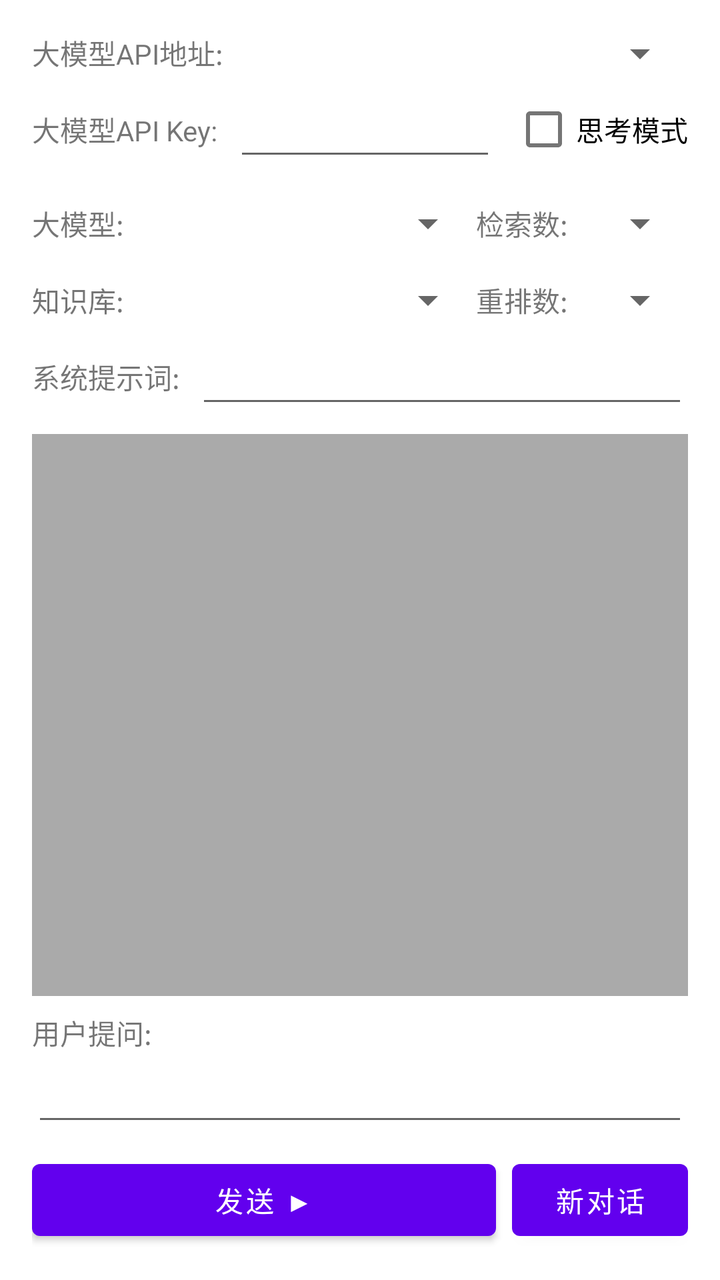
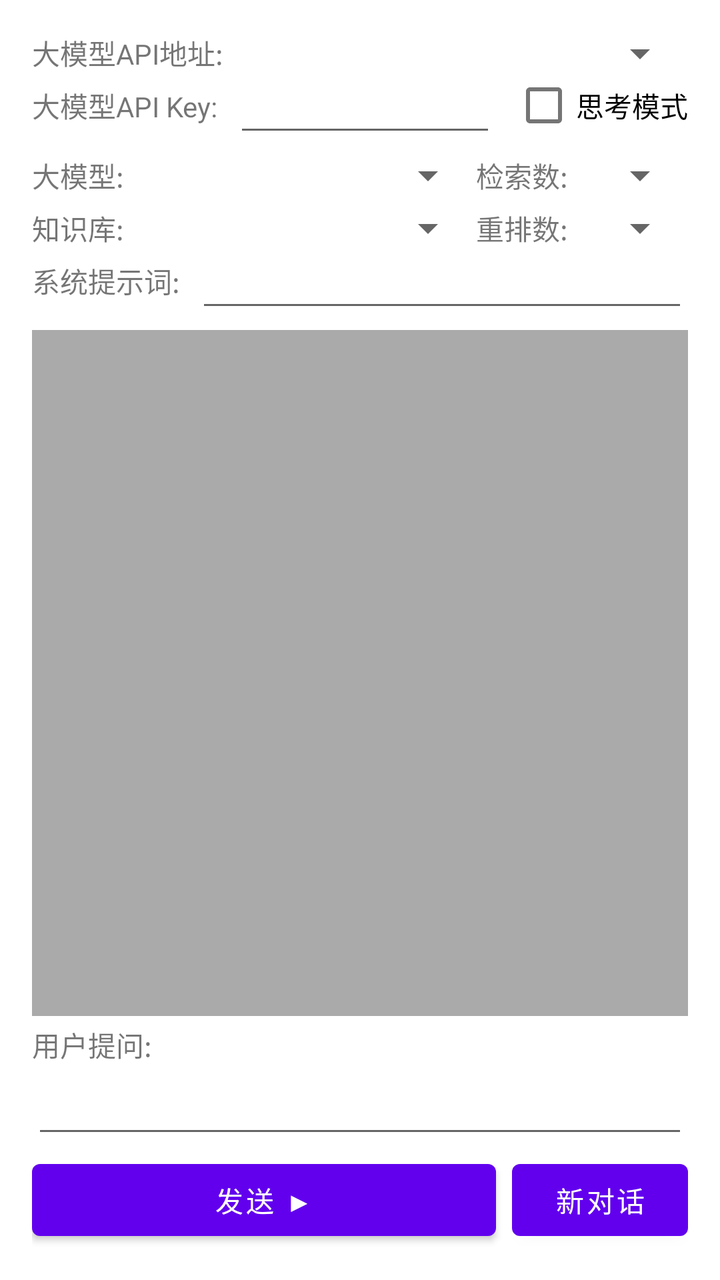

The first picture is an Android layout as it rendered before a commit; the second is the same layout after the commit. The layout source and the unified diff follow.
<!-- AndroidManifest.xml: application theme Theme.StarLocalRAG -->
<!-- res/layout/fragment_rag_qa.xml -->
<?xml version="1.0" encoding="utf-8"?>
<androidx.constraintlayout.widget.ConstraintLayout xmlns:android="http://schemas.android.com/apk/res/android"
    xmlns:app="http://schemas.android.com/apk/res-auto"
    xmlns:tools="http://schemas.android.com/tools"
    android:layout_width="match_parent"
    android:layout_height="match_parent"
    android:padding="16dp">

    <TextView
        android:id="@+id/textViewApiUrlLabel"
        android:layout_width="wrap_content"
        android:layout_height="wrap_content"
        android:text="@string/label_llm_api_url"
        app:layout_constraintTop_toTopOf="parent"
        app:layout_constraintStart_toStartOf="parent" />

    <Spinner
        android:id="@+id/spinnerApiUrl"
        android:layout_width="0dp"
        android:layout_height="wrap_content"
        android:layout_marginStart="8dp"
        app:layout_constraintTop_toTopOf="@+id/textViewApiUrlLabel"
        app:layout_constraintBottom_toBottomOf="@+id/textViewApiUrlLabel"
        app:layout_constraintStart_toEndOf="@+id/textViewApiUrlLabel"
        app:layout_constraintEnd_toEndOf="parent" />

    <TextView
        android:id="@+id/textViewApiKeyLabel"
        android:layout_width="wrap_content"
        android:layout_height="wrap_content"
        android:layout_marginTop="16dp"
        android:text="@string/label_llm_api_key"
        app:layout_constraintTop_toBottomOf="@+id/spinnerApiUrl" 
        app:layout_constraintStart_toStartOf="parent" />

    <EditText
        android:id="@+id/editTextApiKey"
        android:layout_width="0dp"
        android:layout_height="wrap_content"
        android:layout_marginStart="8dp"
        android:layout_marginEnd="8dp"
        android:inputType="textPassword"
        app:layout_constraintTop_toTopOf="@+id/textViewApiKeyLabel"
        app:layout_constraintBottom_toBottomOf="@+id/textViewApiKeyLabel"
        app:layout_constraintStart_toEndOf="@+id/textViewApiKeyLabel"
        app:layout_constraintEnd_toStartOf="@+id/checkBoxThinkingModeKey" />
        
    <CheckBox
        android:id="@+id/checkBoxThinkingModeKey"
        android:layout_width="wrap_content"
        android:layout_height="wrap_content"
        android:text="@string/text_thinking_mode"
        android:layout_marginStart="8dp"
        app:layout_constraintTop_toTopOf="@+id/textViewApiKeyLabel"
        app:layout_constraintBottom_toBottomOf="@+id/textViewApiKeyLabel"
        app:layout_constraintEnd_toEndOf="parent" />

    <TextView
        android:id="@+id/textViewApiModelLabel"
        android:layout_width="50dp"
        android:layout_height="wrap_content"
        android:layout_marginTop="16dp"
        android:text="@string/label_llm_model"
        app:layout_constraintTop_toBottomOf="@+id/editTextApiKey"
        app:layout_constraintStart_toStartOf="parent" />

    <Spinner
        android:id="@+id/spinnerApiModel"
        android:layout_width="0dp"
        android:layout_height="wrap_content"
        android:layout_marginStart="0dp"
        android:layout_marginEnd="0dp"
        app:layout_constraintTop_toTopOf="@+id/textViewApiModelLabel"
        app:layout_constraintBottom_toBottomOf="@+id/textViewApiModelLabel"
        app:layout_constraintStart_toEndOf="@+id/textViewApiModelLabel"
        app:layout_constraintEnd_toStartOf="@+id/textViewSearchDepthLabel" />

    <TextView
        android:id="@+id/textViewKnowledgeBaseLabel"
        android:layout_width="50dp"
        android:layout_height="wrap_content"
        android:layout_marginTop="16dp"
        android:text="@string/label_knowledge_base"
        app:layout_constraintTop_toBottomOf="@+id/spinnerApiModel"
        app:layout_constraintStart_toStartOf="parent" />

    <TextView
        android:id="@+id/textViewSearchDepthLabel"
        android:layout_width="wrap_content"
        android:layout_height="wrap_content"
        android:text="@string/label_search_depth"
        android:layout_marginStart="0dp"
        app:layout_constraintTop_toTopOf="@+id/spinnerApiModel"
        app:layout_constraintBottom_toBottomOf="@+id/spinnerApiModel"
        app:layout_constraintStart_toEndOf="@+id/spinnerApiModel" />

    <Spinner
        android:id="@+id/spinnerSearchDepth"
        android:layout_width="60dp"
        android:layout_height="wrap_content"
        android:layout_marginStart="0dp"
        android:paddingEnd="10dp"  
        app:layout_constraintTop_toTopOf="@+id/textViewSearchDepthLabel"
        app:layout_constraintBottom_toBottomOf="@+id/textViewSearchDepthLabel"
        app:layout_constraintStart_toEndOf="@+id/textViewSearchDepthLabel"
        app:layout_constraintEnd_toEndOf="parent" />

    <Spinner
        android:id="@+id/spinnerKnowledgeBase"
        android:layout_width="0dp"
        android:layout_height="wrap_content"
        android:layout_marginStart="0dp"
        android:layout_marginEnd="0dp"
        app:layout_constraintTop_toTopOf="@+id/textViewKnowledgeBaseLabel"
        app:layout_constraintBottom_toBottomOf="@+id/textViewKnowledgeBaseLabel"
        app:layout_constraintStart_toEndOf="@+id/textViewKnowledgeBaseLabel"
        app:layout_constraintEnd_toStartOf="@+id/textViewRerankCountLabel" />

    <TextView
        android:id="@+id/textViewRerankCountLabel"
        android:layout_width="wrap_content"
        android:layout_height="wrap_content"
        android:text="@string/label_rerank_count"
        android:layout_marginStart="0dp"
        app:layout_constraintTop_toTopOf="@+id/spinnerKnowledgeBase"
        app:layout_constraintBottom_toBottomOf="@+id/spinnerKnowledgeBase"
        app:layout_constraintStart_toEndOf="@+id/spinnerKnowledgeBase" />

    <Spinner
        android:id="@+id/spinnerRerankCount"
        android:layout_width="60dp"
        android:layout_height="wrap_content"
        android:layout_marginStart="0dp"
        android:paddingEnd="10dp"
        app:layout_constraintTop_toTopOf="@+id/textViewRerankCountLabel"
        app:layout_constraintBottom_toBottomOf="@+id/textViewRerankCountLabel"
        app:layout_constraintStart_toEndOf="@+id/textViewRerankCountLabel"
        app:layout_constraintEnd_toEndOf="parent" />

    <TextView
        android:id="@+id/textViewSystemPromptLabel"
        android:layout_width="wrap_content"
        android:layout_height="wrap_content"
        android:layout_marginTop="16dp"
        android:text="@string/label_system_prompt"
        app:layout_constraintTop_toBottomOf="@+id/spinnerKnowledgeBase"
        app:layout_constraintStart_toStartOf="parent" />

    <EditText
        android:id="@+id/editTextSystemPrompt"
        android:layout_width="0dp"
        android:layout_height="wrap_content"
        android:inputType="text"
        android:singleLine="true"
        android:layout_marginStart="8dp"
        app:layout_constraintTop_toTopOf="@+id/textViewSystemPromptLabel"
        app:layout_constraintBottom_toBottomOf="@+id/textViewSystemPromptLabel"
        app:layout_constraintStart_toEndOf="@+id/textViewSystemPromptLabel"
        app:layout_constraintEnd_toEndOf="parent" />

    <ScrollView
        android:id="@+id/scrollViewResponse"
        android:layout_width="0dp"
        android:layout_height="0dp"
        android:layout_marginTop="8dp"
        android:layout_marginBottom="8dp"
        android:background="@android:color/darker_gray"
        app:layout_constraintTop_toBottomOf="@+id/editTextSystemPrompt"
        app:layout_constraintBottom_toTopOf="@+id/textViewUserPromptLabel" 
        app:layout_constraintStart_toStartOf="parent"
        app:layout_constraintEnd_toEndOf="parent">

        <TextView
            android:id="@+id/textViewResponse"
            android:layout_width="match_parent"
            android:layout_height="wrap_content"
            android:padding="8dp"
            android:textIsSelectable="true"
            android:longClickable="true"
            android:contextClickable="true"
            android:focusable="true"
            android:textSize="14sp"
            android:textAppearance="@style/TextAppearance.AppCompat.Body1" />
    </ScrollView>

    <TextView
        android:id="@+id/textViewUserPromptLabel"
        android:layout_width="wrap_content"
        android:layout_height="wrap_content"
        android:layout_marginTop="8dp" 
        android:text="@string/label_user_prompt"
        app:layout_constraintBottom_toTopOf="@+id/editTextUserPrompt"
        app:layout_constraintStart_toStartOf="parent" />

    <EditText
        android:id="@+id/editTextUserPrompt"
        android:layout_width="0dp"
        android:layout_height="wrap_content"
        android:inputType="text"
        android:singleLine="true"
        android:imeOptions="actionSend"
        android:layout_marginBottom="8dp"
        app:layout_constraintBottom_toTopOf="@+id/buttonSendStop"
        app:layout_constraintStart_toStartOf="parent"
        app:layout_constraintEnd_toEndOf="parent" /> 

    <Button
        android:id="@+id/buttonSendStop"
        android:layout_width="0dp"
        android:layout_height="wrap_content"
        android:layout_marginEnd="8dp"
        android:text="@string/button_send"
        app:layout_constraintBottom_toBottomOf="parent"
        app:layout_constraintStart_toStartOf="parent"
        app:layout_constraintEnd_toStartOf="@+id/buttonNewChat" />

    <Button
        android:id="@+id/buttonNewChat"
        android:layout_width="wrap_content"
        android:layout_height="wrap_content"
        android:text="@string/text_new_conversation"
        app:layout_constraintBottom_toBottomOf="parent"
        app:layout_constraintEnd_toEndOf="parent" />

</androidx.constraintlayout.widget.ConstraintLayout>
<!-- resources referenced by this layout -->
<resources>
  <string name="button_send">发送 ▶</string>
  <string name="label_knowledge_base">知识库:</string>
  <string name="label_llm_api_key">大模型API Key:</string>
  <string name="label_llm_api_url">大模型API地址:</string>
  <string name="label_llm_model">大模型:</string>
  <string name="label_rerank_count">重排数:</string>
  <string name="label_search_depth">检索数:</string>
  <string name="label_system_prompt">系统提示词:</string>
  <string name="label_user_prompt">用户提问:</string>
  <string name="text_new_conversation">新对话</string>
  <string name="text_thinking_mode">思考模式</string>
  <style name="Theme.StarLocalRAG" parent="Theme.MaterialComponents.DayNight.DarkActionBar">
          
          <item name="colorPrimary">@color/purple_500</item>
          <item name="colorPrimaryVariant">@color/purple_700</item>
          <item name="colorOnPrimary">@color/white</item>
          
          <item name="colorSecondary">@color/teal_200</item>
          <item name="colorSecondaryVariant">@color/teal_700</item>
          <item name="colorOnSecondary">@color/black</item>
          
          <item name="android:statusBarColor" tools:targetApi="l">?attr/colorPrimaryVariant</item>
          
      </style>
  <color name="purple_500">#FF6200EE</color>
  <color name="purple_700">#FF3700B3</color>
  <color name="white">#FFFFFFFF</color>
  <color name="teal_200">#FF03DAC5</color>
  <color name="teal_700">#FF018786</color>
  <color name="black">#FF000000</color>
</resources>

<!-- the commit's change to res/layout/fragment_rag_qa.xml (unified diff, before → after) -->
@@ -28,7 +28,7 @@
         android:id="@+id/textViewApiKeyLabel"
         android:layout_width="wrap_content"
         android:layout_height="wrap_content"
-        android:layout_marginTop="16dp"
+        android:layout_marginTop="4dp"
         android:text="@string/label_llm_api_key"
         app:layout_constraintTop_toBottomOf="@+id/spinnerApiUrl" 
         app:layout_constraintStart_toStartOf="parent" />
@@ -59,7 +59,7 @@
         android:id="@+id/textViewApiModelLabel"
         android:layout_width="50dp"
         android:layout_height="wrap_content"
-        android:layout_marginTop="16dp"
+        android:layout_marginTop="4dp"
         android:text="@string/label_llm_model"
         app:layout_constraintTop_toBottomOf="@+id/editTextApiKey"
         app:layout_constraintStart_toStartOf="parent" />
@@ -79,7 +79,7 @@
         android:id="@+id/textViewKnowledgeBaseLabel"
         android:layout_width="50dp"
         android:layout_height="wrap_content"
-        android:layout_marginTop="16dp"
+        android:layout_marginTop="4dp"
         android:text="@string/label_knowledge_base"
         app:layout_constraintTop_toBottomOf="@+id/spinnerApiModel"
         app:layout_constraintStart_toStartOf="parent" />
@@ -141,7 +141,7 @@
         android:id="@+id/textViewSystemPromptLabel"
         android:layout_width="wrap_content"
         android:layout_height="wrap_content"
-        android:layout_marginTop="16dp"
+        android:layout_marginTop="4dp"
         android:text="@string/label_system_prompt"
         app:layout_constraintTop_toBottomOf="@+id/spinnerKnowledgeBase"
         app:layout_constraintStart_toStartOf="parent" />
@@ -162,8 +162,8 @@
         android:id="@+id/scrollViewResponse"
         android:layout_width="0dp"
         android:layout_height="0dp"
-        android:layout_marginTop="8dp"
-        android:layout_marginBottom="8dp"
+        android:layout_marginTop="4dp"
+        android:layout_marginBottom="4dp"
         android:background="@android:color/darker_gray"
         app:layout_constraintTop_toBottomOf="@+id/editTextSystemPrompt"
         app:layout_constraintBottom_toTopOf="@+id/textViewUserPromptLabel" 
@@ -187,7 +187,7 @@
         android:id="@+id/textViewUserPromptLabel"
         android:layout_width="wrap_content"
         android:layout_height="wrap_content"
-        android:layout_marginTop="8dp" 
+        android:layout_marginTop="2dp" 
         android:text="@string/label_user_prompt"
         app:layout_constraintBottom_toTopOf="@+id/editTextUserPrompt"
         app:layout_constraintStart_toStartOf="parent" />
@@ -199,7 +199,7 @@
         android:inputType="text"
         android:singleLine="true"
         android:imeOptions="actionSend"
-        android:layout_marginBottom="8dp"
+        android:layout_marginBottom="2dp"
         app:layout_constraintBottom_toTopOf="@+id/buttonSendStop"
         app:layout_constraintStart_toStartOf="parent"
         app:layout_constraintEnd_toEndOf="parent" /> 
